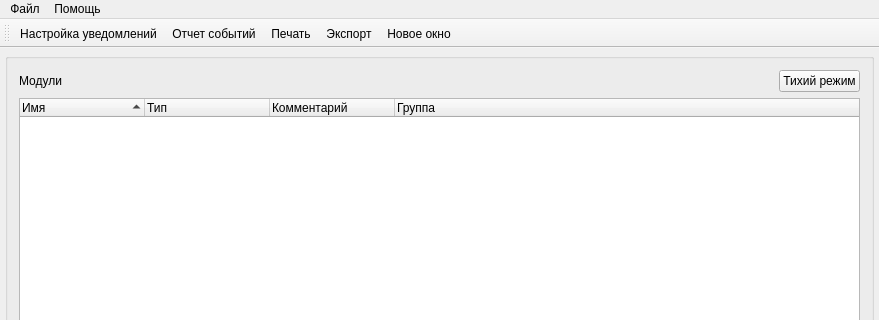
The window that src/SVMonitor/forms/mainwin.ui (Tyill/SVisual) describes before a commit, drawn with Qt 5; both pictures show x 0 to 879 and y 0 to 320 of the 879 by 613 pixel window.
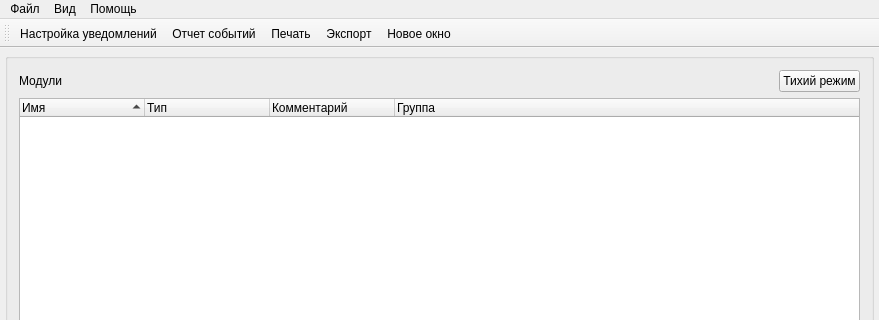
The same window after the commit. Icons and pictures are not drawn. Custom widgets are drawn as their Qt base class.

Diff of the .ui file:
```diff
--- a/src/SVMonitor/forms/mainwin.ui
+++ b/src/SVMonitor/forms/mainwin.ui
@@ -220,7 +220,15 @@
     </property>
     <addaction name="actionProgram"/>
    </widget>
+   <widget class="QMenu" name="menu">
+    <property name="title">
+     <string>Вид</string>
+    </property>
+    <addaction name="actionUpFont"/>
+    <addaction name="actionDnFont"/>
+   </widget>
    <addaction name="menuMain"/>
+   <addaction name="menu"/>
    <addaction name="menuHelp"/>
   </widget>
   <widget class="QToolBar" name="mainToolBar">
```
Left out of the diff: 16 changed lines with no effect on the pictures.
